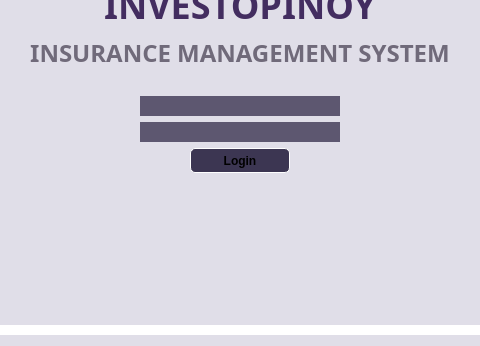
Before: the Qt Designer form QtGUI/login.ui in Ponard/InvestoPinoy, drawn with Qt 5; both pictures show x 240 to 720 and y 194 to 540 of the 960 by 540 pixel window.
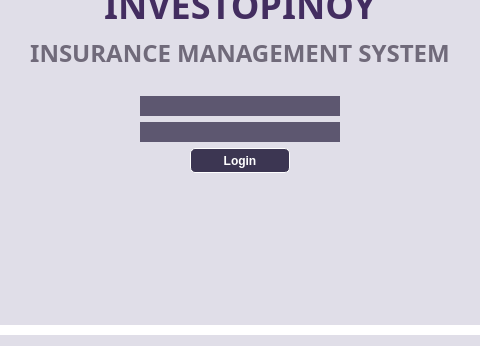
After: the same form once the commit is applied.

```diff
--- a/QtGUI/login.ui
+++ b/QtGUI/login.ui
@@ -708,6 +708,7 @@
 	background-color: rgb(60,54,82);
 	border: 1px solid white;
 	border-radius: 5px;
+	color: white;
 }
 QPushButton::hover
 {
```
